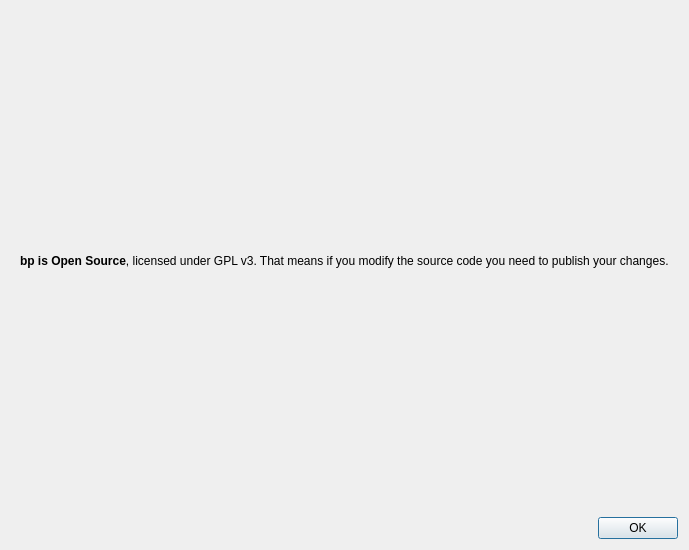
This is src/flua/Tools/IDE/ui/changelog.ui in akyoto/flua as Qt 5 draws it before an edit. The edited form follows.
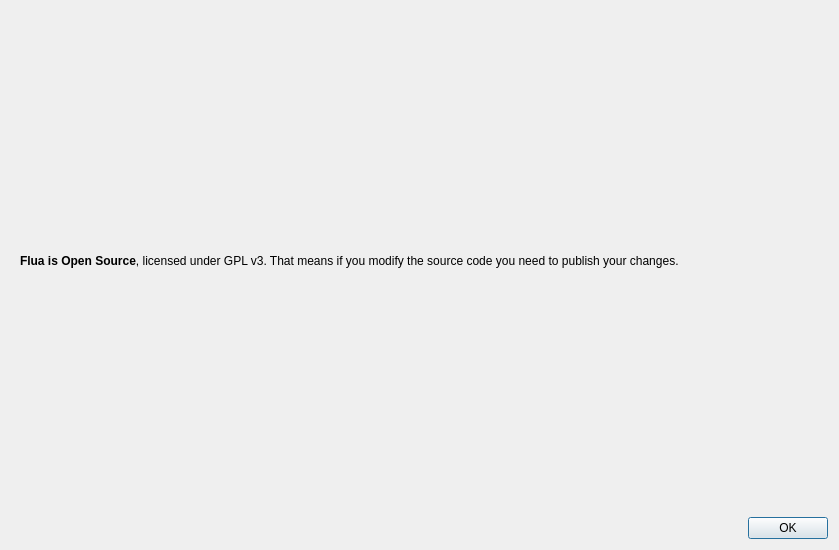
This is the edited form.

Diff of the .ui file:
```diff
--- a/src/flua/Tools/IDE/ui/changelog.ui
+++ b/src/flua/Tools/IDE/ui/changelog.ui
@@ -6,7 +6,7 @@
    <rect>
     <x>0</x>
     <y>0</y>
-    <width>612</width>
+    <width>839</width>
     <height>550</height>
    </rect>
   </property>
@@ -26,7 +26,7 @@
          </sizepolicy>
         </property>
         <property name="text">
-         <string>&lt;strong&gt;bp is Open Source&lt;/strong&gt;, licensed under GPL v3. That means if you modify the source code you need to publish your changes.</string>
+         <string>&lt;html&gt;&lt;head/&gt;&lt;body&gt;&lt;p&gt;&lt;span style=&quot; font-weight:600;&quot;&gt;Flua is Open Source&lt;/span&gt;, licensed under GPL v3. That means if you modify the source code you need to publish your changes.&lt;/p&gt;&lt;/body&gt;&lt;/html&gt;</string>
         </property>
        </widget>
       </item>
```
